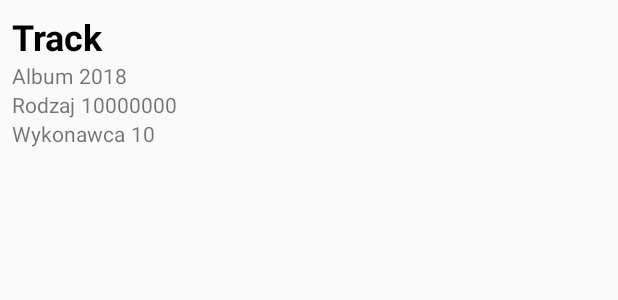
After one commit to KamilPlisWSIZ/ProjektAplikacjeMobilne, an Android app: the layout item_search_track.xml on its own in the app's theme, with its tools: preview values and no code run, on a phone screen of 412 x 824 dp. The commit adds this screen. Shown: the top 300 px of the screen. Run offline under Robolectric (Android 15) with nearby library versions, the phone set to English and light mode, and no system bars.

Commit message:
Wyszukiwarka. Najpopularniejsze utwory danego wykonawcy.

```diff
--- a/app/src/main/java/com/example/mediaapp/MainActivity.java
+++ b/app/src/main/java/com/example/mediaapp/MainActivity.java
@@ -7,11 +7,12 @@ import android.support.v7.widget.CardView;
 import android.view.View;
 
 import com.example.mediaapp.favorites.FavoritesActivity;
+import com.example.mediaapp.searchtrack.SearchTrackActivity;
 import com.example.mediaapp.topsongs.TopSongsActivity;
 
 public class MainActivity extends AppCompatActivity implements View.OnClickListener {
 
-private CardView videosIcon, vidslistIcon, favoritesIcon, musicplayerIcon, topalbumsIcon;
+private CardView videosIcon, toptracksIcon,vidslistIcon, favoritesIcon, musicplayerIcon, topalbumsIcon;
 
 
 
@@ -25,6 +26,7 @@ private CardView videosIcon, vidslistIcon, favoritesIcon, musicplayerIcon, topal
         topalbumsIcon = (CardView) findViewById(R.id.topalbumsicon);
         favoritesIcon = (CardView) findViewById(R.id.favoritesicon);
         musicplayerIcon = (CardView) findViewById(R.id.musicplayericon);
+        toptracksIcon = (CardView) findViewById(R.id.toptracksicon);
 
 
         videosIcon.setOnClickListener(this);
@@ -32,6 +34,7 @@ private CardView videosIcon, vidslistIcon, favoritesIcon, musicplayerIcon, topal
         topalbumsIcon.setOnClickListener(this);
         musicplayerIcon.setOnClickListener(this);
         favoritesIcon.setOnClickListener(this);
+        toptracksIcon.setOnClickListener(this);
     }
 
 
@@ -56,6 +59,7 @@ Intent i;
             case R.id.topalbumsicon : i = new Intent(this,TopSongsActivity.class);startActivity(i); break;
             case R.id.musicplayericon : i = new Intent(this,MusicPlayer.class);startActivity(i); break;
             case R.id.favoritesicon : i = new Intent(this,FavoritesActivity.class);startActivity(i); break;
+            case R.id.toptracksicon : i = new Intent(this,SearchTrackActivity.class);startActivity(i); break;
             default:break;
         }
     }
--- a/app/src/main/java/com/example/mediaapp/api/ApiClient.java
+++ b/app/src/main/java/com/example/mediaapp/api/ApiClient.java
@@ -12,4 +12,8 @@ String type, @Query ( "format" ) String format);
     @GET("album.php")
    Call<Albums>getAlbum(@Query("m")int albumId);
 
+    @GET("track-top10.php")
+    Call<SearchTracks> searchTracks(@Query("s") String artist);
+
+
 }
--- /dev/null
+++ b/app/src/main/res/drawable/ic_whatshot_black_24dp.xml
@@ -0,0 +1,5 @@
+<vector android:height="24dp" android:tint="#EFEFEF"
+    android:viewportHeight="24.0" android:viewportWidth="24.0"
+    android:width="24dp" xmlns:android="http://schemas.android.com/apk/res/android">
+    <path android:fillColor="#FF000000" android:pathData="M13.5,0.67s0.74,2.65 0.74,4.8c0,2.06 -1.35,3.73 -3.41,3.73 -2.07,0 -3.63,-1.67 -3.63,-3.73l0.03,-0.36C5.21,7.51 4,10.62 4,14c0,4.42 3.58,8 8,8s8,-3.58 8,-8C20,8.61 17.41,3.8 13.5,0.67zM11.71,19c-1.78,0 -3.22,-1.4 -3.22,-3.14 0,-1.62 1.05,-2.76 2.81,-3.12 1.77,-0.36 3.6,-1.21 4.62,-2.58 0.39,1.29 0.59,2.65 0.59,4.04 0,2.65 -2.15,4.8 -4.8,4.8z"/>
+</vector>
--- /dev/null
+++ b/app/src/main/res/layout/item_search_track.xml
@@ -0,0 +1,75 @@
+<?xml version="1.0" encoding="utf-8"?>
+<LinearLayout xmlns:android="http://schemas.android.com/apk/res/android"
+    xmlns:tools="http://schemas.android.com/tools"
+    android:layout_width="match_parent"
+    android:layout_height="wrap_content"
+    android:orientation="vertical"
+    android:padding="8dp">
+
+    <TextView
+        android:id="@+id/tvTrack"
+        android:layout_width="match_parent"
+        android:layout_height="wrap_content"
+        android:textColor="@android:color/black"
+        android:textSize="24sp"
+        android:textStyle="bold"
+        tools:text="Track" />
+
+    <LinearLayout
+        android:layout_width="match_parent"
+        android:layout_height="wrap_content"
+        android:orientation="horizontal">
+
+        <TextView
+            android:layout_width="wrap_content"
+            android:layout_height="wrap_content"
+            android:layout_marginRight="4dp"
+            android:text="@string/track_album" />
+
+        <TextView
+            android:id="@+id/tvTrackAlbum"
+            android:layout_width="wrap_content"
+            android:layout_height="wrap_content"
+            tools:text="2018" />
+
+    </LinearLayout>
+
+    <LinearLayout
+        android:layout_width="match_parent"
+        android:layout_height="wrap_content"
+        android:orientation="horizontal">
+
+        <TextView
+            android:layout_width="wrap_content"
+            android:layout_height="wrap_content"
+            android:layout_marginRight="4dp"
+            android:text="@string/genre" />
+
+        <TextView
+            android:id="@+id/tvGenre"
+            android:layout_width="wrap_content"
+            android:layout_height="wrap_content"
+            tools:text="10000000" />
+
+    </LinearLayout>
+
+    <LinearLayout
+        android:layout_width="match_parent"
+        android:layout_height="wrap_content"
+        android:orientation="horizontal">
+
+        <TextView
+            android:layout_width="wrap_content"
+            android:layout_height="wrap_content"
+            android:layout_marginRight="4dp"
+            android:text="@string/track_artist" />
+
+        <TextView
+            android:id="@+id/tvTrackArtist"
+            android:layout_width="wrap_content"
+            android:layout_height="wrap_content"
+            tools:text="10" />
+
+    </LinearLayout>
+
+</LinearLayout>
--- a/app/src/main/res/values/strings.xml
+++ b/app/src/main/res/values/strings.xml
@@ -4,4 +4,11 @@
     <string name="top_songs">Top albums</string>
     <string name="artist">Artysta</string>
     <string name="favorites">Lista ulubionych albumów</string>
+    <string name="search_track">Najpopularniejsze utwory wykonawcy:</string>
+    <string name="search">Szukaj</string>
+    <string name="enter_artist_name">Szukany wykonawca</string>
+    <string name="track_album">Album</string>
+    <string name="genre">Rodzaj</string>
+    <string name="track_artist">Wykonawca</string>
+
 </resources>
```
Also changed, not shown: app/src/main/AndroidManifest.xml (+6 -2 lines), app/src/main/java/com/example/mediaapp/api/SearchTrack.java (added, +9 -0 lines), app/src/main/java/com/example/mediaapp/api/SearchTracks.java (added, +9 -0 lines), app/src/main/java/com/example/mediaapp/searchtrack/SearchTrackActivity.java (added, +154 -0 lines), app/src/main/java/com/example/mediaapp/searchtrack/SearchTrackAdapter.java (added, +64 -0 lines), app/src/main/res/layout/activity_main.xml (+28 -32 lines), app/src/main/res/layout/activity_search_track.xml (added, +42 -0 lines).
